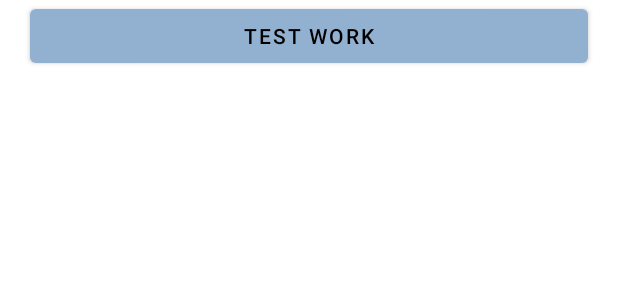
After one commit to hannah-shaw/Wanderlogix, an Android app: the layout work_fragment.xml on its own in the app's theme, with its tools: preview values and no code run, on a phone screen of 412 x 824 dp. The commit adds this screen. Shown: the top 300 px of the screen. Run offline under Robolectric (Android 15) with nearby library versions, the phone set to English and light mode, and no system bars.

Commit message:
增加了work页面，实现了workmanager功能

```diff
--- a/app/build.gradle
+++ b/app/build.gradle
@@ -76,6 +76,11 @@ dependencies {
     implementation 'com.google.android.gms:play-services-location:21.0.1'
     implementation 'com.karumi:dexter:6.2.1'
 
+    //dependencies for work manager
+    def work_version = "2.8.0"
+    // (Java only)
+    implementation "androidx.work:work-runtime:$work_version"
+
     //dependencies for chart
     implementation 'com.github.PhilJay:MPAndroidChart:v3.1.0'
 
--- a/app/src/main/AndroidManifest.xml
+++ b/app/src/main/AndroidManifest.xml
@@ -15,6 +15,12 @@
         android:supportsRtl="true"
         android:theme="@style/Theme.MyApplication"
         tools:targetApi="31">
+
+        <service
+            android:name=".service.UploadService"
+            android:enabled="true"
+            android:exported="false"/>
+
         <meta-data
             android:name="com.google.android.geo.API_KEY"
             android:value="AIzaSyD70Ogl2wxHwbTcY6xwgoCSicZ50l3YQqo" />
--- a/app/src/main/java/com/example/myapplication/viewmodel/DiaryViewModel.java
+++ b/app/src/main/java/com/example/myapplication/viewmodel/DiaryViewModel.java
@@ -61,6 +61,8 @@ public class DiaryViewModel  extends AndroidViewModel {
     public List<String> getLocation(){return dRepository.getLocation();}
     public List<String> getDate(){return dRepository.getDate();}
 
+    public Boolean getUpdated(Integer diaryId){return dRepository.getUpdated(diaryId);}
+
     //Synchronize for get data from firebase Cloud, add remote new data to local.
     public void SynchronizeGetData(){
         List<Integer> localId=getAllId().getValue();
--- /dev/null
+++ b/app/src/main/res/layout/work_fragment.xml
@@ -0,0 +1,16 @@
+<?xml version="1.0" encoding="utf-8"?>
+<FrameLayout xmlns:android="http://schemas.android.com/apk/res/android"
+    xmlns:tools="http://schemas.android.com/tools"
+    android:layout_width="match_parent"
+    android:layout_height="match_parent"
+    tools:context=".fragment.WorkFragment">
+
+    <Button
+        android:layout_width="match_parent"
+        android:layout_height="wrap_content"
+        android:text="Test Work"
+        android:layout_marginRight="20dp"
+        android:layout_marginLeft="20dp"
+        android:id="@+id/workButton"/>
+
+</FrameLayout>
--- a/app/src/main/res/menu/home_nav_menu.xml
+++ b/app/src/main/res/menu/home_nav_menu.xml
@@ -7,4 +7,5 @@
     <item android:id="@+id/report_fragment" android:title="Chart" />
     <item android:id="@+id/show_map_fragment" android:title="Map" />
     <item android:id="@+id/search_fragment" android:title="Search" />
+    <item android:id="@+id/work_fragment" android:title="Work" />
 </menu>
--- a/app/src/main/res/navigation/navigation.xml
+++ b/app/src/main/res/navigation/navigation.xml
@@ -28,4 +28,8 @@
         android:id="@+id/search_fragment"
         android:name="com.example.myapplication.fragment.SearchFragment"
         android:label="Search" />
+    <fragment
+        android:id="@+id/work_fragment"
+        android:name="com.example.myapplication.fragment.WorkFragment"
+        android:label="Work" />
 </navigation>
```
Also changed, not shown: app/src/main/java/com/example/myapplication/fragment/WorkFragment.java (added, +56 -0 lines), app/src/main/java/com/example/myapplication/service/UploadService.java (added, +71 -0 lines), app/src/main/java/com/example/myapplication/work/PeriodicWork.java (added, +29 -0 lines), app/src/main/java/com/example/myapplication/work/TestWork.java (added, +29 -0 lines).
